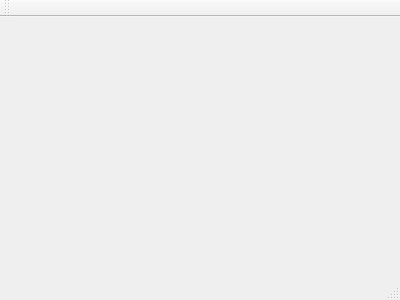
kbull/GUI-Projects-Spring-Term--12--Korey-Bull-, file KitchenSink_KoreyBull/kitchensink.ui: the form before one commit.
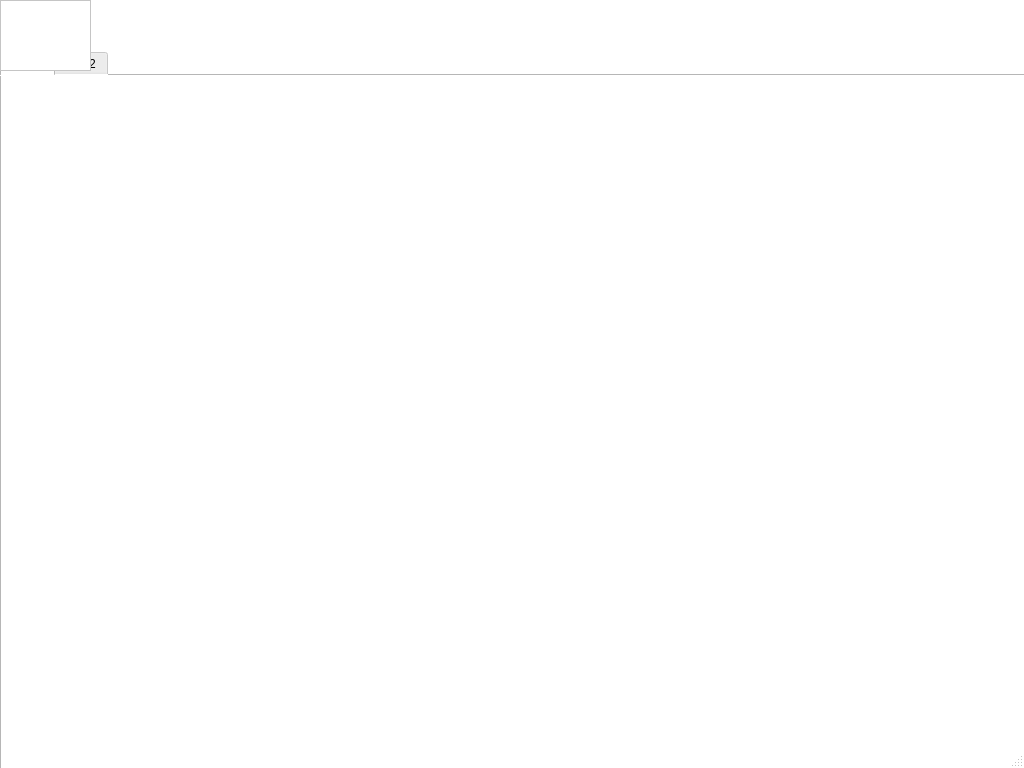
The form after the commit. Icons and pictures are not drawn.

Diff of the .ui file:
```diff
--- a/KitchenSink_KoreyBull/kitchensink.ui
+++ b/KitchenSink_KoreyBull/kitchensink.ui
@@ -1,24 +1,119 @@
 <ui version="4.0">
  <class>KitchenSink</class>
- <widget class="QMainWindow" name="KitchenSink" >
-  <property name="geometry" >
+ <widget class="QMainWindow" name="KitchenSink">
+  <property name="windowModality">
+   <enum>Qt::WindowModal</enum>
+  </property>
+  <property name="geometry">
    <rect>
     <x>0</x>
     <y>0</y>
-    <width>400</width>
-    <height>300</height>
+    <width>1024</width>
+    <height>768</height>
    </rect>
   </property>
-  <property name="windowTitle" >
-   <string>KitchenSink</string>
+  <property name="sizePolicy">
+   <sizepolicy hsizetype="MinimumExpanding" vsizetype="MinimumExpanding">
+    <horstretch>0</horstretch>
+    <verstretch>0</verstretch>
+   </sizepolicy>
   </property>
-  <widget class="QMenuBar" name="menuBar" />
-  <widget class="QToolBar" name="mainToolBar" />
-  <widget class="QWidget" name="centralWidget" />
-  <widget class="QStatusBar" name="statusBar" />
+  <property name="minimumSize">
+   <size>
+    <width>1024</width>
+    <height>768</height>
+   </size>
+  </property>
+  <property name="baseSize">
+   <size>
+    <width>1024</width>
+    <height>768</height>
+   </size>
+  </property>
+  <property name="windowTitle">
+   <string>Google Kitchen Sink Demo w/ Qt</string>
+  </property>
+  <property name="autoFillBackground">
+   <bool>true</bool>
+  </property>
+  <property name="styleSheet">
+   <string notr="true"/>
+  </property>
+  <widget class="QWidget" name="centralWidget">
+   <property name="minimumSize">
+    <size>
+     <width>1024</width>
+     <height>768</height>
+    </size>
+   </property>
+   <property name="styleSheet">
+    <string notr="true">background-color: rgb(255, 255, 255);</string>
+   </property>
+   <widget class="QTabWidget" name="tabWidget">
+    <property name="geometry">
+     <rect>
+      <x>0</x>
+      <y>50</y>
+      <width>1031</width>
+      <height>721</height>
+     </rect>
+    </property>
+    <property name="minimumSize">
+     <size>
+      <width>1031</width>
+      <height>721</height>
+     </size>
+    </property>
+    <widget class="QWidget" name="tab">
+     <attribute name="title">
+      <string>Tab 1</string>
+     </attribute>
+    </widget>
+    <widget class="QWidget" name="tab_2">
+     <attribute name="title">
+      <string>Tab 2</string>
+     </attribute>
+     <zorder>toolboxIcon</zorder>
+    </widget>
+   </widget>
+   <widget class="QFrame" name="toolboxIcon">
+    <property name="geometry">
+     <rect>
+      <x>0</x>
+      <y>0</y>
+      <width>91</width>
+      <height>71</height>
+     </rect>
+    </property>
+    <property name="minimumSize">
+     <size>
+      <width>91</width>
+      <height>71</height>
+     </size>
+    </property>
+    <property name="maximumSize">
+     <size>
+      <width>91</width>
+      <height>71</height>
+     </size>
+    </property>
+    <property name="styleSheet">
+     <string notr="true">background-image: url(:/toolboxIcon.png);</string>
+    </property>
+    <property name="frameShape">
+     <enum>QFrame::StyledPanel</enum>
+    </property>
+    <property name="frameShadow">
+     <enum>QFrame::Raised</enum>
+    </property>
+    <property name="lineWidth">
+     <number>0</number>
+    </property>
+   </widget>
+  </widget>
+  <widget class="QStatusBar" name="statusBar"/>
  </widget>
- <layoutDefault spacing="6" margin="11" />
- <pixmapfunction></pixmapfunction>
+ <layoutdefault spacing="6" margin="11"/>
  <resources/>
  <connections/>
 </ui>
```
Left out of the diff: 1 changed line with no effect on the pictures.
